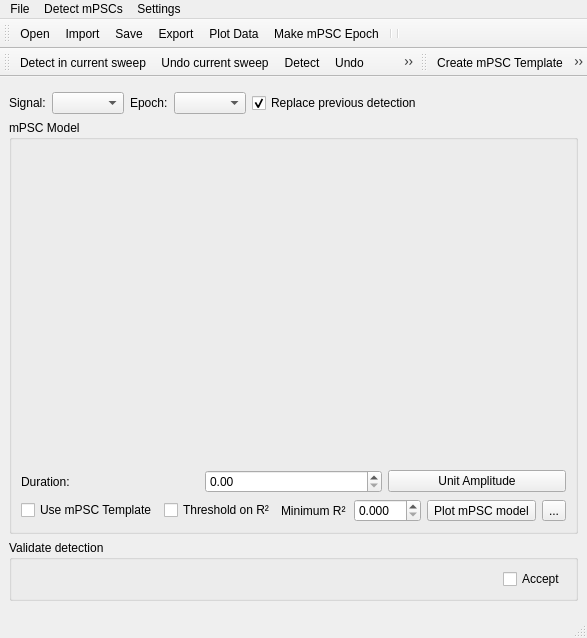
The window that ephys/mPSCDetectWindow.ui (ctigaret/scipyen) describes before a commit, drawn with Qt 5.
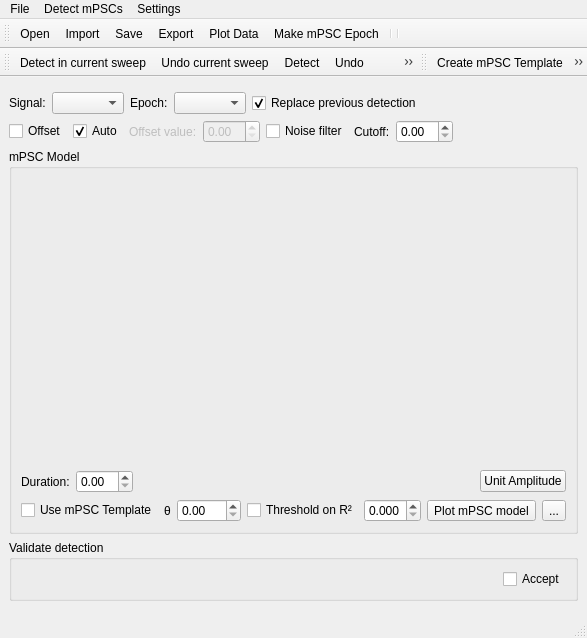
The same window after the commit. Icons and pictures are not drawn. Custom widgets are drawn as their Qt base class.

Patch:
```diff
--- a/ephys/mPSCDetectWindow.ui
+++ b/ephys/mPSCDetectWindow.ui
@@ -109,6 +109,116 @@
       </item>
      </layout>
     </item>
+    <item>
+     <layout class="QHBoxLayout" name="horizontalLayout_3">
+      <item>
+       <widget class="QCheckBox" name="removeDCCheckBox">
+        <property name="toolTip">
+         <string>Remove signal offset (DC)</string>
+        </property>
+        <property name="statusTip">
+         <string>Remove signal offset (DC)</string>
+        </property>
+        <property name="whatsThis">
+         <string>Remove signal offset (DC)</string>
+        </property>
+        <property name="text">
+         <string>Offset</string>
+        </property>
+       </widget>
+      </item>
+      <item>
+       <widget class="QCheckBox" name="autoOffsetCheckBox">
+        <property name="toolTip">
+         <string>Auto-offset</string>
+        </property>
+        <property name="statusTip">
+         <string>Auto-offset</string>
+        </property>
+        <property name="whatsThis">
+         <string>Auto-offset</string>
+        </property>
+        <property name="text">
+         <string>Auto</string>
+        </property>
+        <property name="checked">
+         <bool>true</bool>
+        </property>
+       </widget>
+      </item>
+      <item>
+       <widget class="QLabel" name="label_5">
+        <property name="enabled">
+         <bool>false</bool>
+        </property>
+        <property name="toolTip">
+         <string>Use custom offset value</string>
+        </property>
+        <property name="statusTip">
+         <string>Use custom offset value</string>
+        </property>
+        <property name="whatsThis">
+         <string>Use custom offset value</string>
+        </property>
+        <property name="text">
+         <string>Offset value:</string>
+        </property>
+        <property name="buddy">
+         <cstring>dcValueSpinBox</cstring>
+        </property>
+       </widget>
+      </item>
+      <item>
+       <widget class="QDoubleSpinBox" name="dcValueSpinBox">
+        <property name="enabled">
+         <bool>false</bool>
+        </property>
+       </widget>
+      </item>
+      <item>
+       <widget class="QCheckBox" name="noiseFilterCheckBox">
+        <property name="toolTip">
+         <string>De-noise signal with a low pass digital filter (Hamming window)</string>
+        </property>
+        <property name="statusTip">
+         <string>De-noise signal with a low pass digital filter (Hamming window)</string>
+        </property>
+        <property name="whatsThis">
+         <string>De-noise signal with a low pass digital filter (Hamming window)</string>
+        </property>
+        <property name="text">
+         <string>Noise filter</string>
+        </property>
+       </widget>
+      </item>
+      <item>
+       <widget class="QLabel" name="label_4">
+        <property name="text">
+         <string>Cutoff:</string>
+        </property>
+        <property name="buddy">
+         <cstring>doubleSpinBox</cstring>
+        </property>
+       </widget>
+      </item>
+      <item>
+       <widget class="QDoubleSpinBox" name="doubleSpinBox"/>
+      </item>
+      <item>
+       <spacer name="horizontalSpacer_4">
+        <property name="orientation">
+         <enum>Qt::Horizontal</enum>
+        </property>
+        <property name="sizeHint" stdset="0">
+         <size>
+          <width>40</width>
+          <height>20</height>
+         </size>
+        </property>
+       </spacer>
+      </item>
+     </layout>
+    </item>
     <item>
      <widget class="QGroupBox" name="mPSCmodelGroupBox">
       <property name="toolTip">
@@ -170,6 +280,19 @@
              </property>
             </widget>
            </item>
+           <item>
+            <spacer name="horizontalSpacer">
+             <property name="orientation">
+              <enum>Qt::Horizontal</enum>
+             </property>
+             <property name="sizeHint" stdset="0">
+              <size>
+               <width>40</width>
+               <height>20</height>
+              </size>
+             </property>
+            </spacer>
+           </item>
            <item>
             <widget class="QPushButton" name="makeUnitAmplitudePushButton">
              <property name="toolTip">
@@ -199,17 +322,70 @@
            </property>
           </widget>
          </item>
+         <item>
+          <spacer name="horizontalSpacer_3">
+           <property name="orientation">
+            <enum>Qt::Horizontal</enum>
+           </property>
+           <property name="sizeHint" stdset="0">
+            <size>
+             <width>40</width>
+             <height>20</height>
+            </size>
+           </property>
+          </spacer>
+         </item>
+         <item>
+          <widget class="QLabel" name="label_3">
+           <property name="toolTip">
+            <string>Detection threshold [0 - 100]</string>
+           </property>
+           <property name="statusTip">
+            <string>Detection threshold [0 - 100]</string>
+           </property>
+           <property name="whatsThis">
+            <string>Detection threshold [0 - 100]</string>
+           </property>
+           <property name="text">
+            <string>θ</string>
+           </property>
+           <property name="buddy">
+            <cstring>detectionThresholdSpinBox</cstring>
+           </property>
+          </widget>
+         </item>
+         <item>
+          <widget class="QDoubleSpinBox" name="detectionThresholdSpinBox">
+           <property name="toolTip">
+            <string>Detection threshold [0 - 100]</string>
+           </property>
+           <property name="statusTip">
+            <string>Detection threshold [0 - 100]</string>
+           </property>
+           <property name="whatsThis">
+            <string>Detection threshold [0 - 100]</string>
+           </property>
+           <property name="maximum">
+            <double>100.000000000000000</double>
+           </property>
+           <property name="stepType">
+            <enum>QAbstractSpinBox::AdaptiveDecimalStepType</enum>
+           </property>
+          </widget>
+         </item>
          <item>
           <widget class="QCheckBox" name="rsqThresholdCheckBox">
            <property name="text">
             <string>Threshold on R²</string>
            </property>
-          </widget>
-         </item>
-         <item>
-          <widget class="QLabel" name="rsqThresholdLabel">
+           <property name="statusTip">
+            <string>Threshold on R²</string>
+           </property>
+           <property name="whatsThis">
+            <string>Threshold on R²</string>
+           </property>
            <property name="text">
-            <string>Minimum R²</string>
+            <string>Threshold on R²</string>
            </property>
           </widget>
          </item>
```
Left out of the diff: 34 changed lines with no effect on the pictures.
